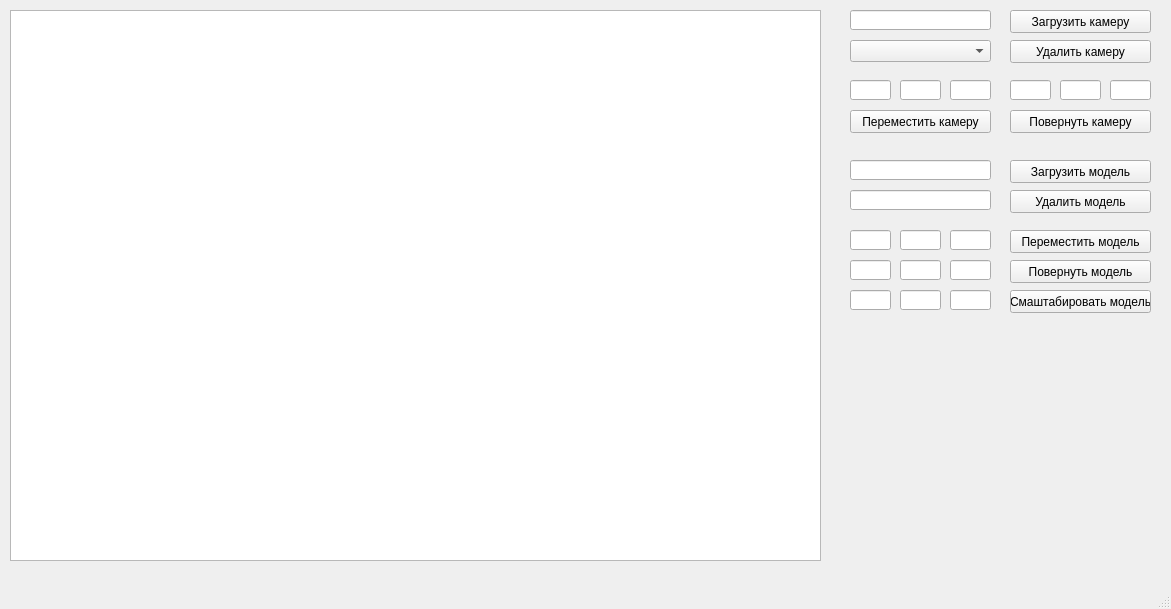
This is lab_03_v2/lab_03_final/lab_03/mainwindow.ui in ilyasssklimov/BMSTU_OOP as Qt 5 draws it before an edit. The edited form follows.
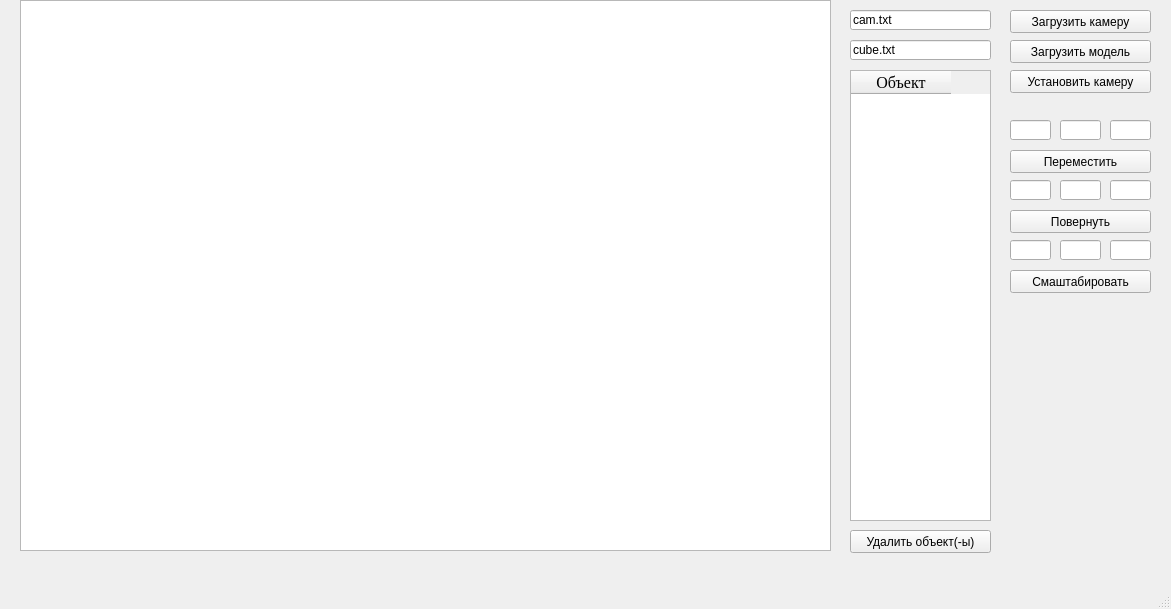
This is the edited form.

Diff of the .ui file:
```diff
--- a/lab_03_v2/lab_03_final/lab_03/mainwindow.ui
+++ b/lab_03_v2/lab_03_final/lab_03/mainwindow.ui
@@ -17,8 +17,8 @@
    <widget class="QGraphicsView" name="graphicsView">
     <property name="geometry">
      <rect>
-      <x>10</x>
-      <y>10</y>
+      <x>20</x>
+      <y>0</y>
       <width>811</width>
       <height>551</height>
      </rect>
@@ -28,20 +28,20 @@
     <property name="geometry">
      <rect>
       <x>1010</x>
-      <y>230</y>
+      <y>150</y>
       <width>141</width>
       <height>23</height>
      </rect>
     </property>
     <property name="text">
-     <string>Переместить модель</string>
+     <string>Переместить</string>
     </property>
    </widget>
    <widget class="QLineEdit" name="x_shift_fig">
     <property name="geometry">
      <rect>
-      <x>850</x>
-      <y>230</y>
+      <x>1010</x>
+      <y>120</y>
       <width>41</width>
       <height>20</height>
      </rect>
@@ -53,8 +53,8 @@
    <widget class="QLineEdit" name="y_shift_fig">
     <property name="geometry">
      <rect>
-      <x>900</x>
-      <y>230</y>
+      <x>1060</x>
+      <y>120</y>
       <width>41</width>
       <height>20</height>
      </rect>
@@ -63,8 +63,8 @@
    <widget class="QLineEdit" name="z_shift_fig">
     <property name="geometry">
      <rect>
-      <x>950</x>
-      <y>230</y>
+      <x>1110</x>
+      <y>120</y>
       <width>41</width>
       <height>20</height>
      </rect>
@@ -74,20 +74,20 @@
     <property name="geometry">
      <rect>
       <x>1010</x>
-      <y>260</y>
+      <y>210</y>
       <width>141</width>
       <height>23</height>
      </rect>
     </property>
     <property name="text">
-     <string>Повернуть модель</string>
+     <string>Повернуть</string>
     </property>
    </widget>
    <widget class="QLineEdit" name="yz_angle_fig">
     <property name="geometry">
      <rect>
-      <x>900</x>
-      <y>260</y>
+      <x>1060</x>
+      <y>180</y>
       <width>41</width>
       <height>20</height>
      </rect>
@@ -97,20 +97,20 @@
     <property name="geometry">
      <rect>
       <x>1010</x>
-      <y>290</y>
+      <y>270</y>
       <width>141</width>
       <height>23</height>
      </rect>
     </property>
     <property name="text">
-     <string>Смаштабировать модель</string>
+     <string>Смаштабировать</string>
     </property>
    </widget>
    <widget class="QLineEdit" name="y_scale_fig">
     <property name="geometry">
      <rect>
-      <x>900</x>
-      <y>290</y>
+      <x>1060</x>
+      <y>240</y>
       <width>41</width>
       <height>20</height>
      </rect>
@@ -119,8 +119,8 @@
    <widget class="QLineEdit" name="x_scale_fig">
     <property name="geometry">
      <rect>
-      <x>850</x>
-      <y>290</y>
+      <x>1010</x>
+      <y>240</y>
       <width>41</width>
       <height>20</height>
      </rect>
@@ -132,8 +132,8 @@
    <widget class="QLineEdit" name="z_scale_fig">
     <property name="geometry">
      <rect>
-      <x>950</x>
-      <y>290</y>
+      <x>1110</x>
+      <y>240</y>
       <width>41</width>
       <height>20</height>
      </rect>
@@ -142,8 +142,8 @@
    <widget class="QLineEdit" name="xy_angle_fig">
     <property name="geometry">
      <rect>
-      <x>850</x>
-      <y>260</y>
+      <x>1010</x>
+      <y>180</y>
       <width>41</width>
       <height>20</height>
      </rect>
@@ -155,8 +155,8 @@
    <widget class="QLineEdit" name="zx_angle_fig">
     <property name="geometry">
      <rect>
-      <x>950</x>
-      <y>260</y>
+      <x>1110</x>
+      <y>180</y>
       <width>41</width>
       <height>20</height>
      </rect>
@@ -166,7 +166,7 @@
     <property name="geometry">
      <rect>
       <x>1010</x>
-      <y>160</y>
+      <y>40</y>
       <width>141</width>
       <height>23</height>
      </rect>
@@ -179,11 +179,14 @@
     <property name="geometry">
      <rect>
       <x>850</x>
-      <y>160</y>
+      <y>40</y>
       <width>141</width>
       <height>20</height>
      </rect>
     </property>
+    <property name="text">
+     <string>cube.txt</string>
+    </property>
    </widget>
    <widget class="QPushButton" name="add_cam">
     <property name="geometry">
@@ -198,134 +201,6 @@
      <string>Загрузить камеру</string>
     </property>
    </widget>
-   <widget class="QLineEdit" name="xy_angle_cam">
-    <property name="geometry">
-     <rect>
-      <x>1010</x>
-      <y>80</y>
-      <width>41</width>
-      <height>20</height>
-     </rect>
-    </property>
-    <property name="text">
-     <string/>
-    </property>
-   </widget>
-   <widget class="QPushButton" name="shift_cam">
-    <property name="geometry">
-     <rect>
-      <x>850</x>
-      <y>110</y>
-      <width>141</width>
-      <height>23</height>
-     </rect>
-    </property>
-    <property name="text">
-     <string>Переместить камеру</string>
-    </property>
-   </widget>
-   <widget class="QLineEdit" name="zx_angle_cam">
-    <property name="geometry">
-     <rect>
-      <x>1110</x>
-      <y>80</y>
-      <width>41</width>
-      <height>20</height>
-     </rect>
-    </property>
-   </widget>
-   <widget class="QLineEdit" name="y_shift_cam">
-    <property name="geometry">
-     <rect>
-      <x>900</x>
-      <y>80</y>
-      <width>41</width>
-      <height>20</height>
-     </rect>
-    </property>
-   </widget>
-   <widget class="QLineEdit" name="yz_angle_cam">
-    <property name="geometry">
-     <rect>
-      <x>1060</x>
-      <y>80</y>
-      <width>41</width>
-      <height>20</height>
-     </rect>
-    </property>
-   </widget>
-   <widget class="QLineEdit" name="x_shift_cam">
-    <property name="geometry">
-     <rect>
-      <x>850</x>
-      <y>80</y>
-      <width>41</width>
-      <height>20</height>
-     </rect>
-    </property>
-    <property name="text">
-     <string/>
-    </property>
-   </widget>
-   <widget class="QLineEdit" name="z_shift_cam">
-    <property name="geometry">
-     <rect>
-      <x>950</x>
-      <y>80</y>
-      <width>41</width>
-      <height>20</height>
-     </rect>
-    </property>
-   </widget>
-   <widget class="QPushButton" name="rotate_cam">
-    <property name="geometry">
-     <rect>
-      <x>1010</x>
-      <y>110</y>
-      <width>141</width>
-      <height>23</height>
-     </rect>
-    </property>
-    <property name="text">
-     <string>Повернуть камеру</string>
-    </property>
-   </widget>
-   <widget class="QComboBox" name="camera_select">
-    <property name="geometry">
-     <rect>
-      <x>850</x>
-      <y>40</y>
-      <width>141</width>
-      <height>22</height>
-     </rect>
-    </property>
-   </widget>
-   <widget class="QPushButton" name="remove_cam">
-    <property name="geometry">
-     <rect>
-      <x>1010</x>
-      <y>40</y>
-      <width>141</width>
-      <height>23</height>
-     </rect>
-    </property>
-    <property name="text">
-     <string>Удалить камеру</string>
-    </property>
-   </widget>
-   <widget class="QPushButton" name="remove_fig">
-    <property name="geometry">
-     <rect>
-      <x>1010</x>
-      <y>190</y>
-      <width>141</width>
-      <height>23</height>
-     </rect>
-    </property>
-    <property name="text">
-     <string>Удалить модель</string>
-    </property>
-   </widget>
    <widget class="QLineEdit" name="file_name_camera">
     <property name="geometry">
      <rect>
@@ -335,15 +210,58 @@
       <height>20</height>
      </rect>
     </property>
+    <property name="text">
+     <string>cam.txt</string>
+    </property>
    </widget>
-   <widget class="QLineEdit" name="nums_figs">
+   <widget class="QTableWidget" name="tableWidget">
     <property name="geometry">
      <rect>
       <x>850</x>
-      <y>190</y>
+      <y>70</y>
       <width>141</width>
-      <height>20</height>
+      <height>451</height>
      </rect>
+    </property>
+    <column>
+     <property name="text">
+      <string>Объект</string>
+     </property>
+     <property name="font">
+      <font>
+       <family>Times New Roman</family>
+       <pointsize>12</pointsize>
+       <weight>50</weight>
+       <italic>false</italic>
+       <bold>false</bold>
+      </font>
+     </property>
+    </column>
+   </widget>
+   <widget class="QPushButton" name="remove_obj">
+    <property name="geometry">
+     <rect>
+      <x>850</x>
+      <y>530</y>
+      <width>141</width>
+      <height>23</height>
+     </rect>
+    </property>
+    <property name="text">
+     <string>Удалить объект(-ы)</string>
+    </property>
+   </widget>
+   <widget class="QPushButton" name="set_cam">
+    <property name="geometry">
+     <rect>
+      <x>1010</x>
+      <y>70</y>
+      <width>141</width>
+      <height>23</height>
+     </rect>
+    </property>
+    <property name="text">
+     <string>Установить камеру</string>
     </property>
    </widget>
   </widget>
```
